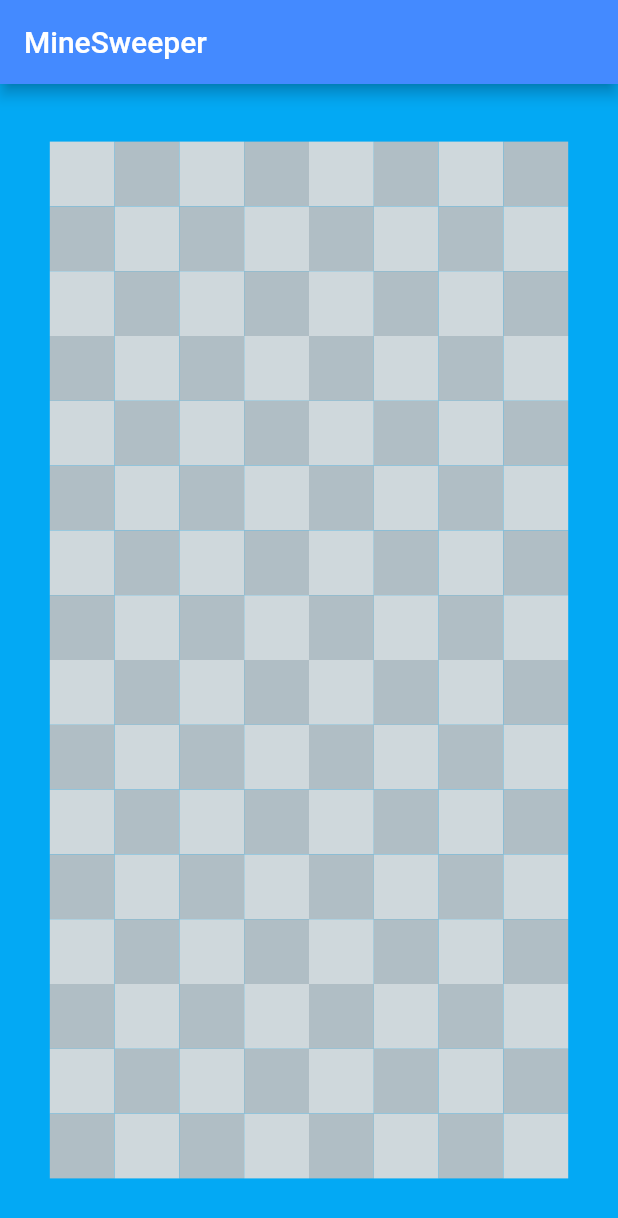
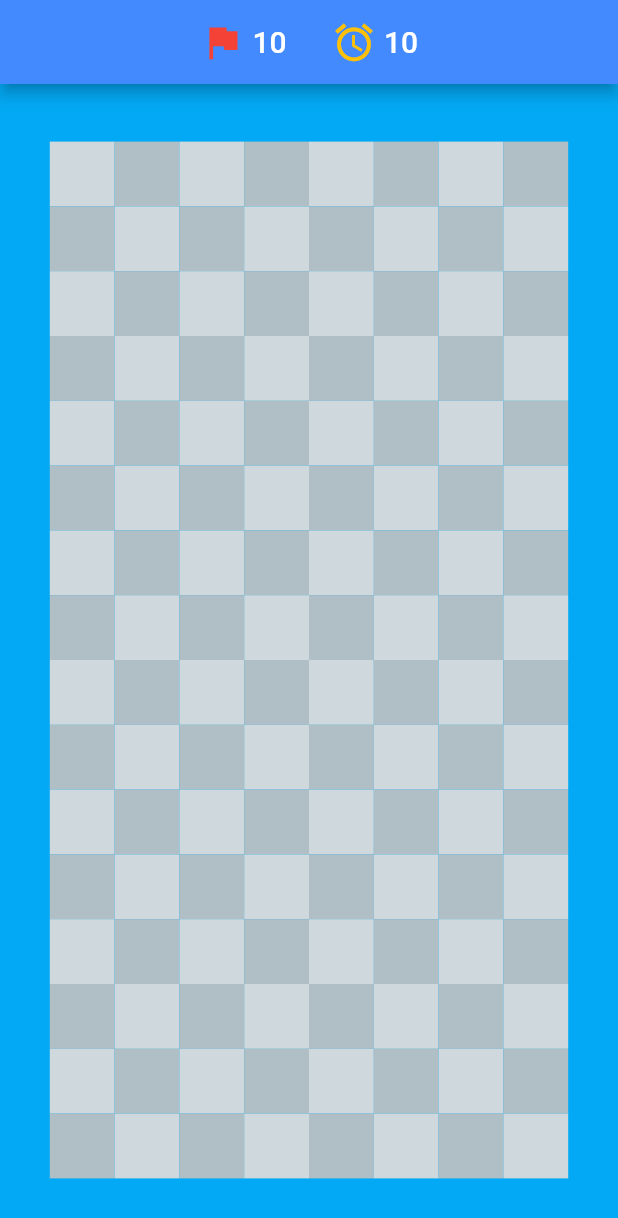
Before and after one commit to aquashdw/flutter-minesweeper, a Flutter app: the screen it shows after launch, on a phone screen of 412 x 824 dp. Shown: the top 1218 px of the screen. Run offline on Flutter 3.47's test engine with Material 2 defaults, Android fonts, the phone set to English and light mode, and no system bars; our stand-ins replace flutter_bloc.

Commit message:
flag count to appbar

```diff
--- a/lib/screens/game_view.dart
+++ b/lib/screens/game_view.dart
@@ -17,9 +17,47 @@ class GameView extends StatelessWidget {
 
   @override
   Widget build(BuildContext context) {
+    return BlocProvider<MineBloc>(
+      create: (context) => newGame(sizeX, sizeY, mineCount),
+      child: BlocBuilder<MineBloc, MineState>(builder: (context, state) {
         return Scaffold(
           appBar: AppBar(
-        title: const Text("MineSweeper"),
+            title: Row(
+              mainAxisAlignment: MainAxisAlignment.center,
+              children: [
+                Row(
+                  mainAxisSize: MainAxisSize.min,
+                  children: [
+                    const Icon(
+                      Icons.flag,
+                      color: Colors.red,
+                      size: 30,
+                    ),
+                    const SizedBox(
+                      width: 5,
+                    ),
+                    Text("${state.mineLeft()}"),
+                  ],
+                ),
+                const SizedBox(
+                  width: 30,
+                ),
+                Row(
+                  mainAxisSize: MainAxisSize.min,
+                  children: const [
+                    Icon(
+                      Icons.alarm,
+                      color: Colors.amber,
+                      size: 30,
+                    ),
+                    SizedBox(
+                      width: 5,
+                    ),
+                    Text("10"),
+                  ],
+                ),
+              ],
+            ),
             backgroundColor: Colors.blueAccent,
           ),
           body: Container(
@@ -36,14 +74,11 @@ class GameView extends StatelessWidget {
                     var padddingSize = sizeFromHeight > sizeFromWidth
                         ? constraints.maxHeight * 0.1
                         : constraints.maxWidth * 0.1;
-                return BlocProvider<MineBloc>(
-                  create: (context) => newGame(sizeX, sizeY, mineCount),
-                  child: MineBoard(
+                    return MineBoard(
                       padddingSize: padddingSize,
                       cellSize: panelSize,
                       countHorizontal: sizeX,
                       countVertical: sizeY,
-                  ),
                     );
                   },
                 ),
@@ -51,5 +86,7 @@ class GameView extends StatelessWidget {
             ),
           ),
         );
+      }),
+    );
   }
 }
--- a/lib/service/mine_bloc.dart
+++ b/lib/service/mine_bloc.dart
@@ -60,6 +60,7 @@ enum ControlStatus { none, all, shovel, flag }
 class MineState {
   final List<List<int>> mineBoard;
   final List<List<CellState>> cellStateMap;
+  final int mineCount;
   final int sizeX;
   final int sizeY;
   final ControlStatus controlStatus;
@@ -70,6 +71,7 @@ class MineState {
   MineState({
     required this.mineBoard,
     required this.cellStateMap,
+    required this.mineCount,
     required this.sizeX,
     required this.sizeY,
     this.controlStatus = ControlStatus.none,
@@ -83,6 +85,7 @@ class MineState {
     return MineState(
       mineBoard: mineBoard,
       cellStateMap: cellStateMap,
+      mineCount: mineCount,
       sizeX: sizeX,
       sizeY: sizeY,
     );
@@ -96,6 +99,7 @@ class MineState {
       return MineState(
         mineBoard: mineBoard,
         cellStateMap: cellStateMap,
+        mineCount: mineCount,
         sizeX: sizeX,
         sizeY: sizeY,
         controlStatus: ControlStatus.none,
@@ -144,6 +148,7 @@ class MineState {
     return MineState(
       mineBoard: mineBoard,
       cellStateMap: cellStateMap,
+      mineCount: mineCount,
       sizeX: sizeX,
       sizeY: sizeY,
       controlStatus: controlStatus,
@@ -156,10 +161,21 @@ class MineState {
     return MineState(
       mineBoard: mineBoard,
       cellStateMap: cellStateMap,
+      mineCount: mineCount,
       sizeX: sizeX,
       sizeY: sizeY,
       controlStatus: ControlStatus.none,
     );
+  }
+
+  int mineLeft() {
+    var count = 0;
+    for (var row in cellStateMap) {
+      for (var cell in row) {
+        if (cell == CellState.flag) count += 1;
+      }
+    }
+    return mineCount - count;
   }
 
   bool checkBounds(int targetX, int targetY) =>
@@ -272,6 +288,7 @@ MineBloc newGame(int sizeX, int sizeY, int mineCount) {
   var mineState = MineState(
     mineBoard: generateBoard(sizeX, sizeY, mineCount),
     cellStateMap: cellState,
+    mineCount: mineCount,
     sizeX: sizeX,
     sizeY: sizeY,
   );
```
Lines whose indentation alone changed are shown as unchanged.
